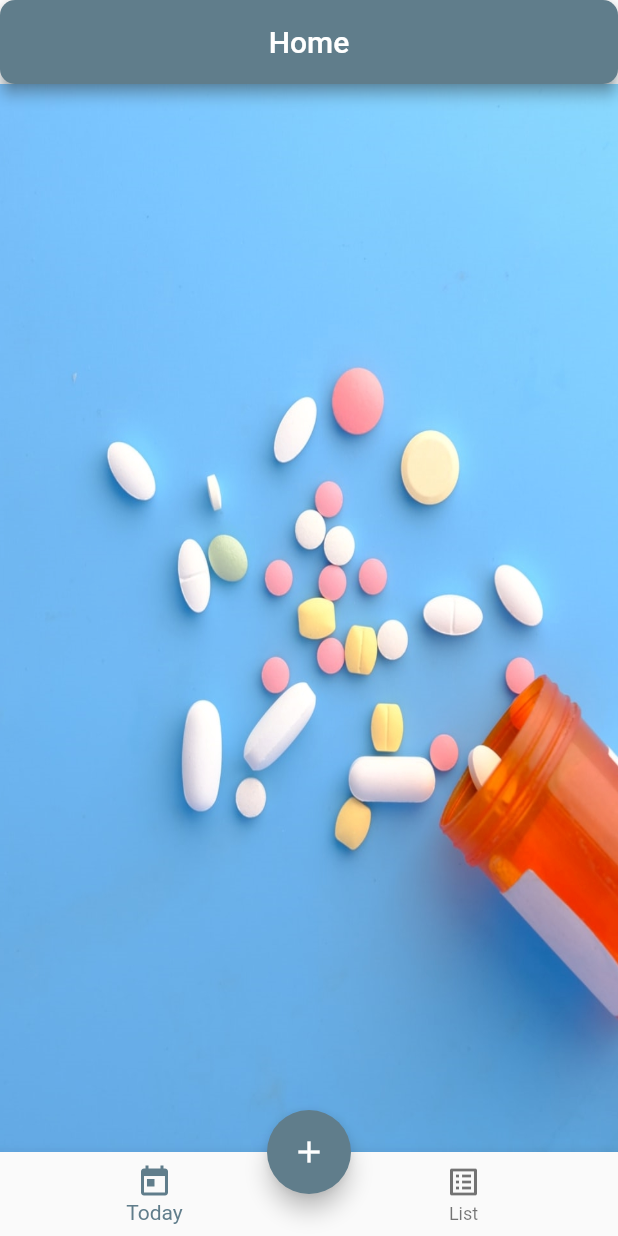
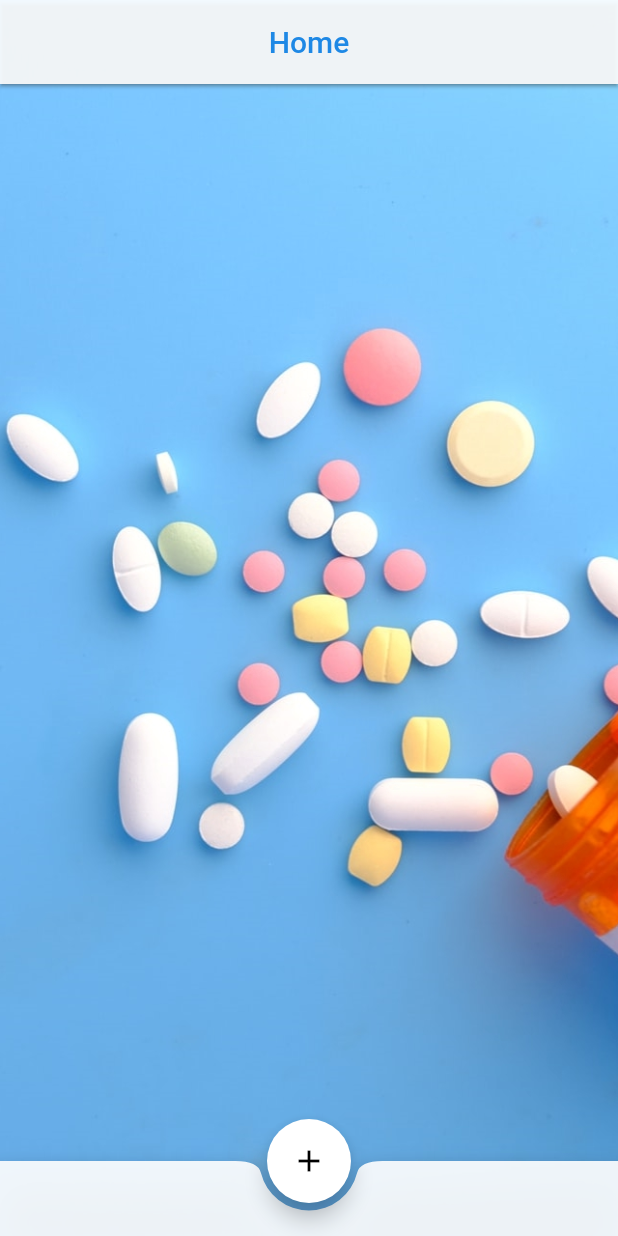
Before and after one commit to grycmat/meds, a Flutter app: the screen it shows after launch, on a phone screen of 412 x 824 dp. Run offline on Flutter 3.47's test engine with Material 2 defaults, Android fonts, the phone set to English and light mode, and no system bars; our stand-ins replace flutter_neumorphic, font_awesome_flutter, hive, hive_flutter; accounts and stored records are empty; statements that could not run were skipped.

Commit message:
playing with styles

```diff
--- a/lib/main.dart
+++ b/lib/main.dart
@@ -23,7 +23,14 @@ class Meds extends StatelessWidget {
   Widget build(BuildContext context) {
     return MaterialApp(
       debugShowCheckedModeBanner: false,
-      theme: ThemeData(primarySwatch: Colors.blueGrey),
+      theme: ThemeData(
+        bottomAppBarTheme:
+            BottomAppBarTheme(color: Colors.white.withOpacity(0.9)),
+        accentColor: Colors.white,
+        appBarTheme: AppBarTheme(
+          backgroundColor: Colors.white.withOpacity(0.9),
+        ),
+      ),
       home: const Home(),
     );
   }
--- a/lib/pages/home.dart
+++ b/lib/pages/home.dart
@@ -9,25 +9,31 @@ class Home extends StatelessWidget {
   @override
   Widget build(BuildContext context) {
     return Scaffold(
+      extendBodyBehindAppBar: true,
+      extendBody: true,
       body: Container(
           decoration: const BoxDecoration(
             image: DecorationImage(
-              fit: BoxFit.fill,
+              fit: BoxFit.cover,
               image: AssetImage('assets/images/meds_background.jpg'),
             ),
           ),
           child: const MedsList()),
       appBar: AppBar(
+        elevation: 1,
         centerTitle: true,
         shadowColor: Colors.blueGrey,
-        shape: RoundedRectangleBorder(borderRadius: BorderRadius.circular(10)),
-        title: const Text("Home"),
+        title: Text(
+          "Home",
+          style: TextStyle(color: Colors.blue[600]),
+        ),
       ),
-      bottomNavigationBar: BottomNavigationBar(
-        items: const [
-          BottomNavigationBarItem(icon: Icon(Icons.today), label: 'Today'),
-          BottomNavigationBarItem(icon: Icon(Icons.list_alt), label: 'List'),
-        ],
+      bottomNavigationBar: BottomAppBar(
+        shape: const CircularNotchedRectangle(),
+        notchMargin: 5,
+        child: Container(
+          height: 50,
+        ),
       ),
       floatingActionButton: FloatingActionButton(
         onPressed: () {
--- a/lib/widgets/med-item.dart
+++ b/lib/widgets/med-item.dart
@@ -11,14 +11,12 @@ class MedItem extends StatelessWidget {
 
   @override
   Widget build(BuildContext context) {
-    return Container(
-      padding: const EdgeInsets.all(8),
-      child: ClipRect(
+    return ClipRect(
       child: Container(
         padding: const EdgeInsets.all(8),
         decoration: BoxDecoration(
-            borderRadius: BorderRadius.circular(10),
-            color: Colors.white.withOpacity(0.5),
+          borderRadius: BorderRadius.circular(20),
+          color: Colors.white.withOpacity(0.6),
         ),
         child: BackdropFilter(
           filter: ImageFilter.blur(sigmaX: 5, sigmaY: 5),
@@ -41,7 +39,6 @@ class MedItem extends StatelessWidget {
           ),
         ),
       ),
-      ),
     );
   }
 }
```
Lines whose indentation alone changed are shown as unchanged.
